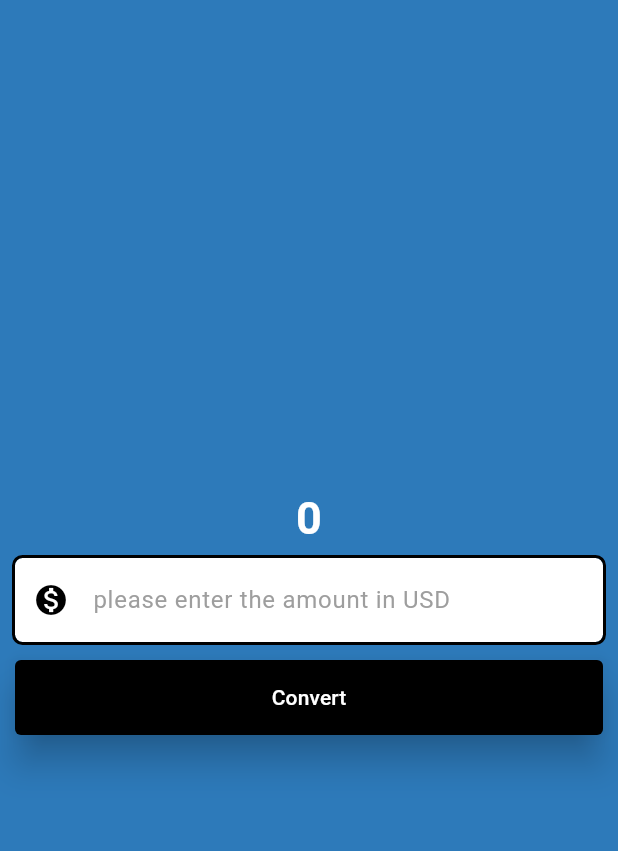
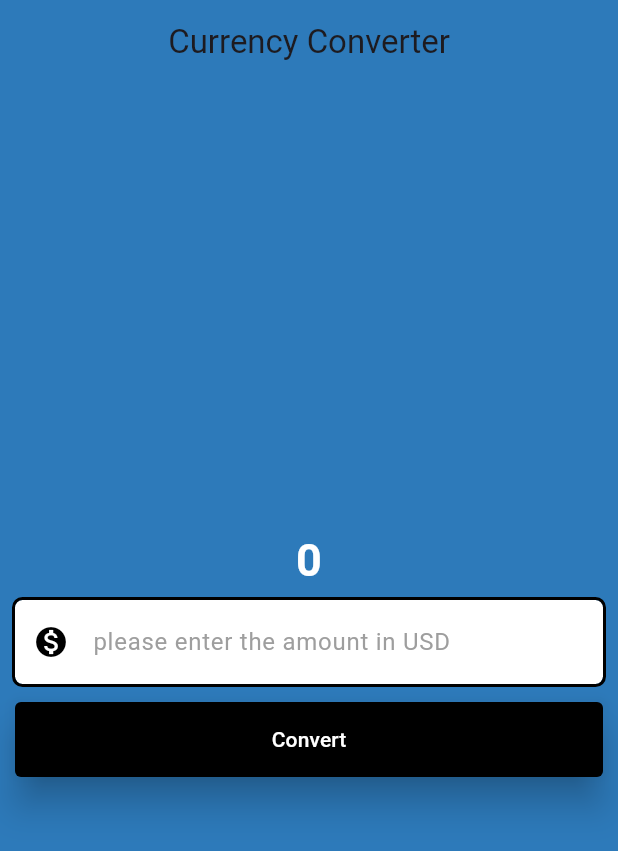
Before and after one commit to Priyanshudev001/Flutter-daily-progress-V2, a Flutter app: the screen it shows after launch, on a phone screen of 412 x 824 dp. Shown: the top 851 px of the screen. Run offline on Flutter 3.47's test engine with Material 3 defaults, Android fonts, the light colour scheme and no system bars.

Commit message:
AppBar Widget

```diff
--- a/lib/currency_coverter_materal_page.dart
+++ b/lib/currency_coverter_materal_page.dart
@@ -16,6 +16,12 @@ class CurrencyCoverterMateralPage extends StatelessWidget {
       borderRadius: BorderRadius.all(Radius.circular(5)),
     );
     return Scaffold(
+      appBar: AppBar(
+        title: Text("Currency Converter"),
+        centerTitle: true,
+        backgroundColor: Color.fromARGB(255, 45, 122, 186),
+        elevation: 0,
+      ),
       backgroundColor: Color.fromARGB(255, 45, 122, 186),
       body: Center(
         child: Column(
```
